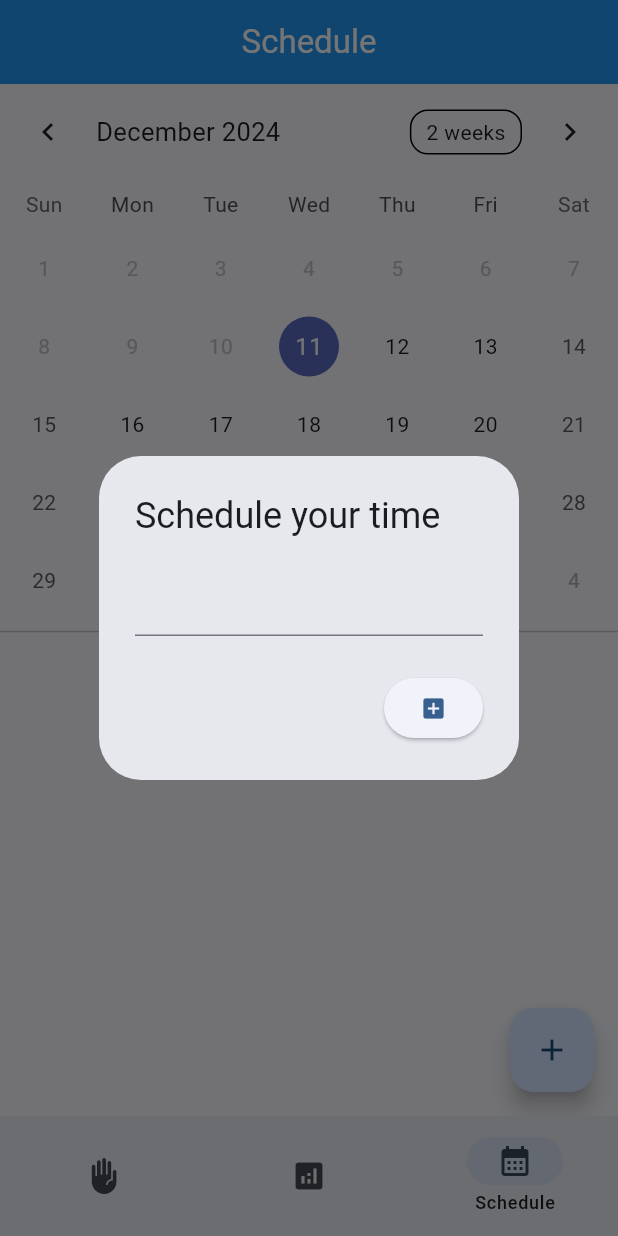
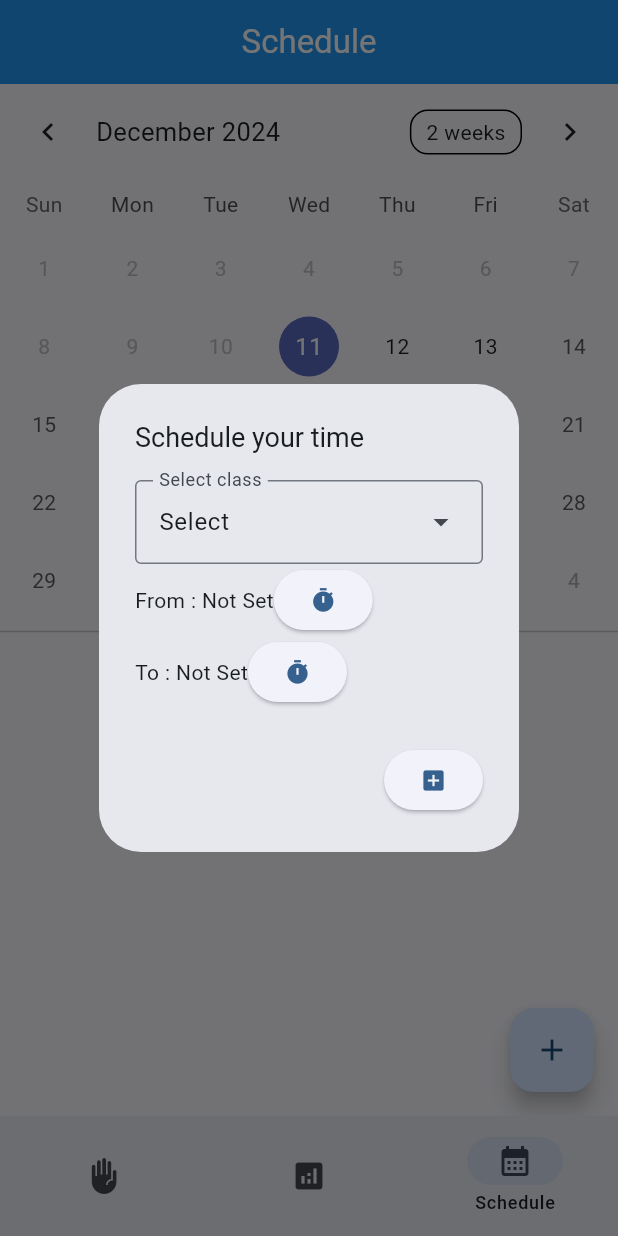
Before and after one commit to Suhail-Sharieff/PROJECT-attendance_app, a Flutter app: the screen it shows after launch, item 3 of the bottom bar chosen, after a tap on the "add" icon, on a phone screen of 412 x 824 dp. Run offline on Flutter 3.47's test engine with Material 3 defaults, Android fonts, the phone set to English and light mode, and no system bars; drawn by our look-alikes of table_calendar; our stand-ins replace another_flushbar, fluttertoast, freezed_annotation, loading_animation_widget, percent_indicator, sqflite; accounts and stored records are empty.

Commit message:
raw functionalities of scheduler working, link to service

```diff
--- a/lib/pages/teacher_pages/calendar_page.dart
+++ b/lib/pages/teacher_pages/calendar_page.dart
@@ -1,8 +1,12 @@
 // Copyright 2019 Aleksander Woźniak
 // SPDX-License-Identifier: Apache-2.0
 
+import 'dart:developer';
+
+import 'package:attendance_app/Utils/toast.dart';
 import 'package:attendance_app/constants/Widgets/appBar.dart';
 import 'package:attendance_app/data/database/students/service.dart';
+import 'package:attendance_app/data/models/classes_model/classes_model.dart';
 import 'package:flutter/material.dart';
 import 'package:table_calendar/table_calendar.dart';
 
@@ -19,17 +23,17 @@ class _ClassesCalendarState extends State<ClassesCalendar> {
   DateTime _focusedDay = DateTime.now();
   DateTime? _selectedDay;
   late final StudentDBService service;
-  var firstDay=DateTime.now();
+  var firstDay = DateTime.now();
 
   // mine:
   Map<DateTime, List<Event>> events = {};
-  TextEditingController eventNameController = TextEditingController();
   late final ValueNotifier<List<Event>> selEvents;
 
   @override
   void initState() {
     super.initState();
-    service=widget.service;
+    service = widget.service;
+    getAllClasses();
     _selectedDay = _focusedDay;
     selEvents = ValueNotifier(getEventsOn(_selectedDay!));
   }
@@ -38,6 +42,14 @@ class _ClassesCalendarState extends State<ClassesCalendar> {
     return events[day] ?? [];
   }
 
+  late List<Class> myClasses = [];
+  Future<void> getAllClasses() async {
+    myClasses = await service.getAllClasses();
+  }
+
+  final fromDateContr=TextEditingController(text: 'Not Set');
+  final toDateContr=TextEditingController(text: 'Not Set');
+  TextEditingController classNameContr = TextEditingController(text: 'Select');
   @override
   Widget build(BuildContext context) {
     return Scaffold(
@@ -83,13 +95,14 @@ class _ClassesCalendarState extends State<ClassesCalendar> {
                   itemCount: value.length,
                   itemBuilder: (c, idx) {
                     return Container(
-                      margin: EdgeInsets.symmetric(horizontal: 12, vertical: 4),
+                      margin: const EdgeInsets.symmetric(horizontal: 12, vertical: 4),
                       decoration: BoxDecoration(
                         border: Border.all(),
                         borderRadius: BorderRadius.circular(12),
                       ),
                       child: ListTile(
                         title: Text(value[idx].title),
+                        subtitle: Text("${value[idx].from} - ${value[idx].to}" ),
                       ),
                     );
                   },
@@ -105,35 +118,69 @@ class _ClassesCalendarState extends State<ClassesCalendar> {
             context: context,
             builder: (_) {
               return AlertDialog(
-                title: Text("Schedule your time"),
+                title: const Text(
+                  "Schedule your time",
+                  style: TextStyle(fontSize: 18),
+                ),
                 scrollable: true,
                 content: Column(
                   children: [
-                    TextField(controller: eventNameController),
+                    DropdownMenu<Class>(
+                      inputDecorationTheme: const InputDecorationTheme(
+                          border: OutlineInputBorder()),
+                      label: const Text("Select class"),
+                      width: double.infinity,
+                      controller: classNameContr,
+                      dropdownMenuEntries: List.generate(myClasses.length, (i) {
+                        return DropdownMenuEntry(
+
+                            value: myClasses[i],
+                            label: myClasses[i].class_name);
+                      }),
+                    ),
+                    Row(
+                      children: [
+                        Text("From : ${fromDateContr.text}"),
+                        ElevatedButton(onPressed: ()async{
+                          fromDateContr.text=await pickTime();
+                        }, child: Icon(Icons.timer)),
+                      ],
+                    ),
+                    Row(
+                      children: [
+                        Text("To : ${toDateContr.text}"),
+                        ElevatedButton(onPressed: ()async{
+                          toDateContr.text=await pickTime();
+                        }, child: Icon(Icons.timer)),
+                      ],
+                    ),
                   ],
                 ),
                 actions: [
                   ElevatedButton(
-                    onPressed: () {
-                      final eventName = eventNameController.text.trim();
-                      if (eventName.isNotEmpty) {
+                    onPressed: () async {
+                      final eventName = classNameContr.text.trim();
+                      if (classNameContr.toString().isNotEmpty) {
                         setState(() {
                           // Add event to the selected day's list
                           if (events.containsKey(_selectedDay)) {
-                            events[_selectedDay]!.add(Event(eventName));
+                            events[_selectedDay]!.add(Event(eventName,fromDateContr.text,toDateContr.text));
                           } else {
-                            events[_selectedDay!] = [Event(eventName)];
+                            events[_selectedDay!] = [Event(eventName,fromDateContr.text,toDateContr.text)];
                           }
                         });
                         // Update the events list
                         selEvents.value = getEventsOn(_selectedDay!);
-                        eventNameController.clear(); // Clear input
+                        classNameContr.clear();
+                        fromDateContr.clear();
+                        toDateContr.clear();
+                        setState(() {
+
+                        });
                         Navigator.of(context).pop();
                       } else {
-                        // Show an error message if the event name is empty
-                        ScaffoldMessenger.of(context).showSnackBar(
-                          SnackBar(content: Text('Event name cannot be empty')),
-                        );
+                        await MyToast.showErrorMsg(
+                            "Class name cannot be empty", context);
                       }
                     },
                     child: Icon(Icons.add_box),
@@ -147,9 +194,25 @@ class _ClassesCalendarState extends State<ClassesCalendar> {
       ),
     );
   }
+
+  Future<String> pickTime() async {
+    TimeOfDay? t =
+        await showTimePicker(context: context, initialTime: TimeOfDay.now());
+    if (t == null) {
+      await MyToast.showErrorMsg("Pls Select time", context);
+    } else {
+      log("Chosen time: ${t.format(context)}");
+      return t.format(context).toString();
+    }
+    return TimeOfDay.now().format(context).toString();
+  }
 }
 
 class Event {
   final String title;
-  const Event(this.title);
+  final String from;
+  final String to;
+  const Event(
+    this.title, this.from, this.to,
+  );
 }
```
